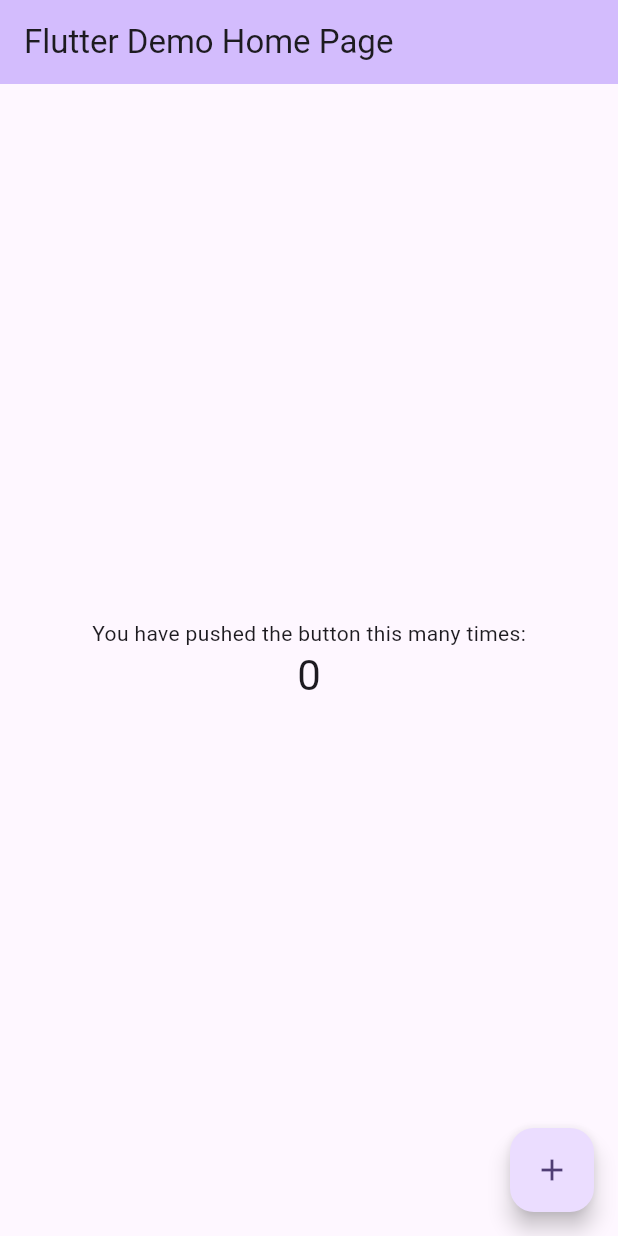
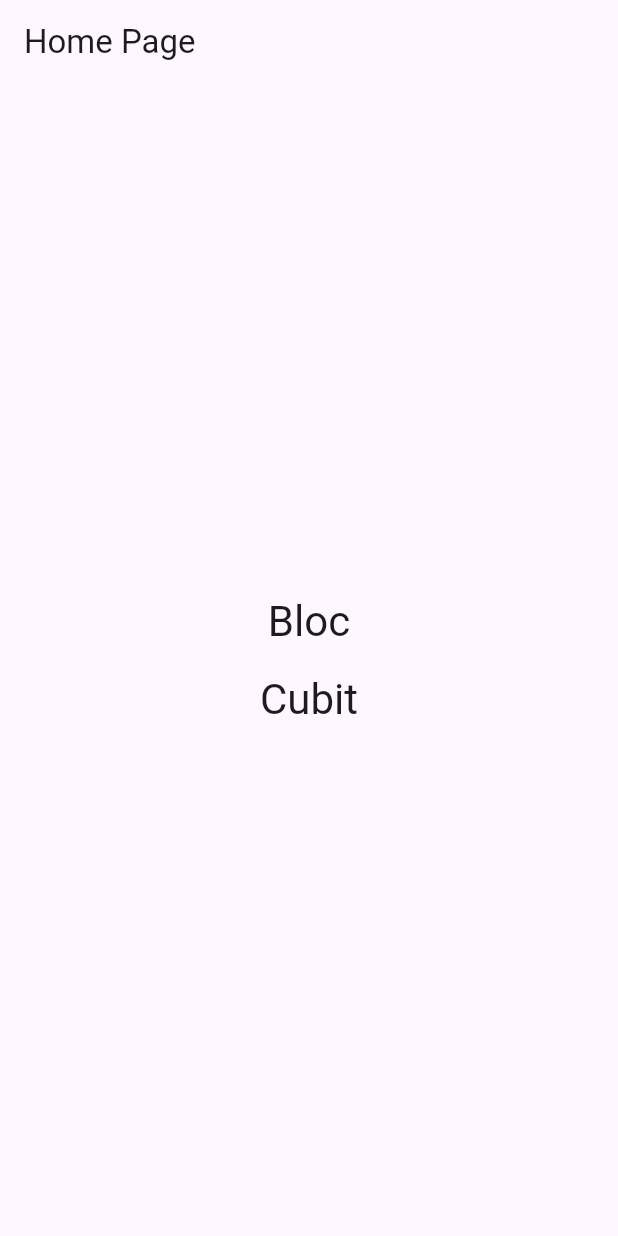
Before and after one commit to itajacy/counter_bloc, a Flutter app: the screen it shows after launch, on a phone screen of 412 x 824 dp. Run offline on Flutter 3.47's test engine with Material 3 defaults, Android fonts, the phone set to English and light mode, and no system bars.

Commit message:
paginas do bloc e cubit feitas, rotas funcionando e navegacao ok

```diff
--- /dev/null
+++ b/lib/home_page.dart
@@ -0,0 +1,35 @@
+import 'package:flutter/material.dart';
+
+class HomePage extends StatelessWidget {
+  const HomePage({super.key});
+
+  @override
+  Widget build(BuildContext context) {
+    return Scaffold(
+      appBar: AppBar(
+        title: const Text('Home Page'),
+      ),
+      body: Center(
+        child: Column(
+          mainAxisAlignment: MainAxisAlignment.center,
+          children: [
+            TextButton(
+              onPressed: () {
+                Navigator.of(context).pushNamed('/bloc');
+              },
+              child: Text('Bloc',
+                  style: Theme.of(context).textTheme.headlineMedium),
+            ),
+            TextButton(
+              onPressed: () {
+                Navigator.of(context).pushNamed('/cubit');
+              },
+              child: Text('Cubit',
+                  style: Theme.of(context).textTheme.headlineMedium),
+            ),
+          ],
+        ),
+      ),
+    );
+  }
+}
--- a/lib/main.dart
+++ b/lib/main.dart
@@ -1,4 +1,8 @@
+import 'package:counter_bloc/page_bloc/counter_bloc_page.dart';
 import 'package:flutter/material.dart';
+
+import 'home_page.dart';
+import 'page_cubit/counter_cubit_page.dart';
 
 void main() {
   runApp(const MyApp());
@@ -7,119 +11,19 @@ void main() {
 class MyApp extends StatelessWidget {
   const MyApp({super.key});
 
-  // This widget is the root of your application.
   @override
   Widget build(BuildContext context) {
     return MaterialApp(
       title: 'Flutter Demo',
       theme: ThemeData(
-        // This is the theme of your application.
-        //
-        // TRY THIS: Try running your application with "flutter run". You'll see
-        // the application has a purple toolbar. Then, without quitting the app,
-        // try changing the seedColor in the colorScheme below to Colors.green
-        // and then invoke "hot reload" (save your changes or press the "hot
-        // reload" button in a Flutter-supported IDE, or press "r" if you used
-        // the command line to start the app).
-        //
-        // Notice that the counter didn't reset back to zero; the application
-        // state is not lost during the reload. To reset the state, use hot
-        // restart instead.
-        //
-        // This works for code too, not just values: Most code changes can be
-        // tested with just a hot reload.
         colorScheme: ColorScheme.fromSeed(seedColor: Colors.deepPurple),
         useMaterial3: true,
       ),
-      home: const MyHomePage(title: 'Flutter Demo Home Page'),
+      routes: {
+        '/bloc': (_) => const CounterBlocPage(),
+        '/cubit': (_) => const CounterCubitPage(),
+      },
+      home: const HomePage(),
     );
   }
 }
-
-class MyHomePage extends StatefulWidget {
-  const MyHomePage({super.key, required this.title});
-
-  // This widget is the home page of your application. It is stateful, meaning
-  // that it has a State object (defined below) that contains fields that affect
-  // how it looks.
-
-  // This class is the configuration for the state. It holds the values (in this
-  // case the title) provided by the parent (in this case the App widget) and
-  // used by the build method of the State. Fields in a Widget subclass are
-  // always marked "final".
-
-  final String title;
-
-  @override
-  State<MyHomePage> createState() => _MyHomePageState();
-}
-
-class _MyHomePageState extends State<MyHomePage> {
-  int _counter = 0;
-
-  void _incrementCounter() {
-    setState(() {
-      // This call to setState tells the Flutter framework that something has
-      // changed in this State, which causes it to rerun the build method below
-      // so that the display can reflect the updated values. If we changed
-      // _counter without calling setState(), then the build method would not be
-      // called again, and so nothing would appear to happen.
-      _counter++;
-    });
-  }
-
-  @override
-  Widget build(BuildContext context) {
-    // This method is rerun every time setState is called, for instance as done
-    // by the _incrementCounter method above.
-    //
-    // The Flutter framework has been optimized to make rerunning build methods
-    // fast, so that you can just rebuild anything that needs updating rather
-    // than having to individually change instances of widgets.
-    return Scaffold(
-      appBar: AppBar(
-        // TRY THIS: Try changing the color here to a specific color (to
-        // Colors.amber, perhaps?) and trigger a hot reload to see the AppBar
-        // change color while the other colors stay the same.
-        backgroundColor: Theme.of(context).colorScheme.inversePrimary,
-        // Here we take the value from the MyHomePage object that was created by
-        // the App.build method, and use it to set our appbar title.
-        title: Text(widget.title),
-      ),
-      body: Center(
-        // Center is a layout widget. It takes a single child and positions it
-        // in the middle of the parent.
-        child: Column(
-          // Column is also a layout widget. It takes a list of children and
-          // arranges them vertically. By default, it sizes itself to fit its
-          // children horizontally, and tries to be as tall as its parent.
-          //
-          // Column has various properties to control how it sizes itself and
-          // how it positions its children. Here we use mainAxisAlignment to
-          // center the children vertically; the main axis here is the vertical
-          // axis because Columns are vertical (the cross axis would be
-          // horizontal).
-          //
-          // TRY THIS: Invoke "debug painting" (choose the "Toggle Debug Paint"
-          // action in the IDE, or press "p" in the console), to see the
-          // wireframe for each widget.
-          mainAxisAlignment: MainAxisAlignment.center,
-          children: <Widget>[
-            const Text(
-              'You have pushed the button this many times:',
-            ),
-            Text(
-              '$_counter',
-              style: Theme.of(context).textTheme.headlineMedium,
-            ),
-          ],
-        ),
-      ),
-      floatingActionButton: FloatingActionButton(
-        onPressed: _incrementCounter,
-        tooltip: 'Increment',
-        child: const Icon(Icons.add),
-      ), // This trailing comma makes auto-formatting nicer for build methods.
-    );
-  }
-}
--- a/pubspec.yaml
+++ b/pubspec.yaml
@@ -30,6 +30,10 @@ environment:
 dependencies:
   flutter:
     sdk: flutter
+
+  bloc: ^8.0.3
+
+  flutter_bloc: ^8.0.1
 
 
   # The following adds the Cupertino Icons font to your application.
```
Also changed, not shown: lib/page_bloc/counter_bloc_page.dart (added, +39 -0 lines), lib/page_cubit/counter_cubit_page.dart (added, +39 -0 lines), pubspec.lock.
